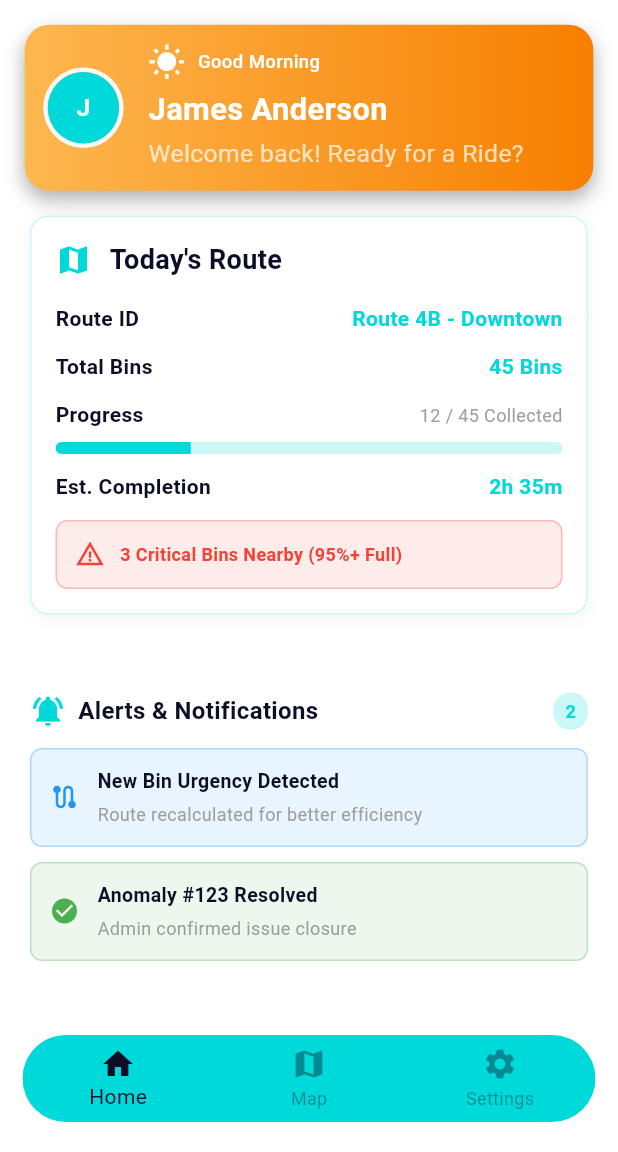
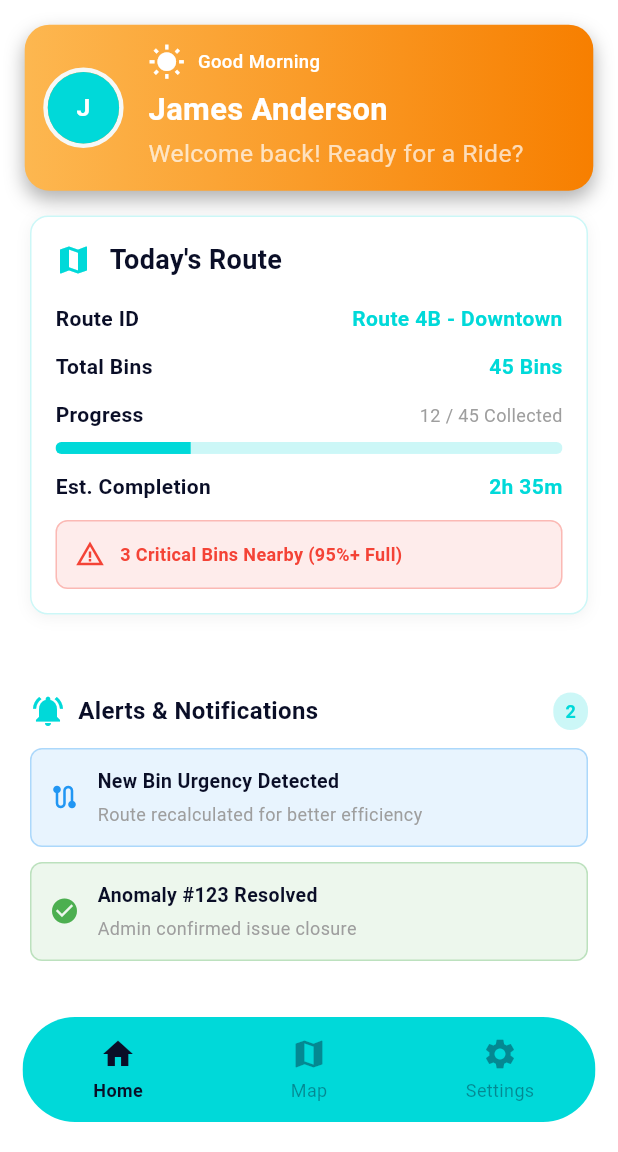
Before and after one commit to noms70/CleanCore, a Flutter app: the screen it shows after launch, on a phone screen of 412 x 824 dp, the part 84-1236 px from its top. Run offline on Flutter 3.47's test engine with Material 3 defaults, Android fonts, the phone set to English and light mode, and no system bars; our stand-ins replace cloud_firestore, firebase_auth, firebase_core, fluttertoast, geolocator, google_maps_flutter and 3 more; missing offline and left inert: flutter_polyline_points; accounts and stored records are empty.

Commit message:
new fixes 	modified:   android/app/src/main/AndroidManifest.xml 	modified:   lib/views/home_page.dart 	modified:   lib/views/map_page.dart 	modified:   lib/views/settings_page.dart 	modified:   lib/widgets/navbar.dart 	modified:   macos/Flutter/GeneratedPluginRegistrant.swift 	modified:   pubspec.lock 	modified:   windows/flutter/generated_plugin_registrant.cc 	modified:   windows/flutter/generated_plugins.cmake

```diff
--- a/lib/views/home_page.dart
+++ b/lib/views/home_page.dart
@@ -17,7 +17,7 @@ class HomePage extends StatefulWidget {
 
 class _HomePageState extends State<HomePage> {
   // Driver information
-  String driverName = 'James Anderson';
+  String driverName = 'Ayesha Noman';
   String currentStatus = 'Offline'; // Offline, On Route, Break
 
   // Route data
--- a/lib/widgets/navbar.dart
+++ b/lib/widgets/navbar.dart
@@ -6,58 +6,106 @@ class NavBar extends StatelessWidget {
   final Function(String) onNavigate;
 
   const NavBar({Key? key, required this.currentPage, required this.onNavigate})
-    : super(key: key);
+      : super(key: key);
 
   @override
   Widget build(BuildContext context) {
+    // --- 1. RESPONSIVE LOGIC (Same as before) ---
+    final double screenWidth = MediaQuery.of(context).size.width;
+    const double maxNavBarWidth = 500.0;
+    const double mobileHorizontalPadding = 15.0;
+
+    double horizontalPadding;
+    if (screenWidth > (maxNavBarWidth + (mobileHorizontalPadding * 2))) {
+      horizontalPadding = (screenWidth - maxNavBarWidth) / 2;
+    } else {
+      horizontalPadding = mobileHorizontalPadding;
+    }
+    // --- END RESPONSIVE LOGIC ---
+
     return Padding(
-      padding: const EdgeInsets.only(bottom: 20.0, left: 15.0, right: 15.0),
+      padding: EdgeInsets.only(
+        bottom: 20.0,
+        left: horizontalPadding,
+        right: horizontalPadding,
+      ),
       child: ClipRRect(
-        // Suggestion: Simpler radius if all corners are the same
         borderRadius: BorderRadius.circular(40.0),
-        // borderRadius: const BorderRadius.only(
-        //   topLeft: Radius.circular(40.0),
-        //   topRight: Radius.circular(40.0),
-        //   bottomLeft: Radius.circular(40.0),
-        //   bottomRight: Radius.circular(40.0),
-        // ),
         child: Container(
+          // Give the nav bar a consistent height
+          height: 70.0, // You can adjust this height
           decoration: BoxDecoration(
             color: AppCol.btnbacks,
-            // ... (your commented-out styles)
           ),
-          child: BottomNavigationBar(
-            backgroundColor: Colors.transparent,
-            elevation: 0,
-            // --- FIX 1 ---
-            currentIndex: currentPage == 'home'
-                ? 0
-                : currentPage == 'Map'
-                ? 1
-                : 2,
-            // --- END FIX 1 ---
-            selectedItemColor: AppCol.btnbacke,
-            unselectedItemColor: AppCol.btnbacke.withOpacity(0.4),
-            // --- FIX 2 ---
-            onTap: (index) {
-              if (index == 0) {
-                onNavigate('home');
-              } else if (index == 1) {
-                onNavigate('Map');
-              } else {
-                onNavigate('settings');
-              }
-            },
-            // --- END FIX 2 ---
-            items: const [
-              BottomNavigationBarItem(icon: Icon(Icons.home), label: 'Home'),
-              BottomNavigationBarItem(icon: Icon(Icons.map), label: 'Map'),
-              BottomNavigationBarItem(
-                icon: Icon(Icons.settings),
+          // --- 2. LABELS + CENTERING FIX ---
+          // Use a Row for horizontal layout
+          child: Row(
+            // Each item will be an 'Expanded' widget to take up equal space
+            children: [
+              _buildNavItem(
+                icon: Icons.home,
+                label: 'Home',
+                pageName: 'home',
+              ),
+              _buildNavItem(
+                icon: Icons.map,
+                label: 'Map',
+                pageName: 'Map',
+              ),
+              _buildNavItem(
+                icon: Icons.settings,
                 label: 'Settings',
+                pageName: 'settings',
               ),
             ],
           ),
+          // --- END FIX ---
+        ),
+      ),
+    );
+  }
+
+  // --- 3. HELPER WIDGET ---
+  // We create a helper function to build each nav item.
+  // This avoids repeating code.
+  Widget _buildNavItem({
+    required IconData icon,
+    required String label,
+    required String pageName,
+  }) {
+    // Check if this item is the currently selected one
+    final bool isSelected = (currentPage == pageName);
+
+    // Determine the color based on selection
+    final Color itemColor =
+        isSelected ? AppCol.btnbacke : AppCol.btnbacke.withOpacity(0.4);
+
+    // Expanded makes the widget fill 1/3 of the Row
+    return Expanded(
+      child: InkWell(
+        // Use InkWell for tap effect
+        onTap: () => onNavigate(pageName),
+        // Make the splash effect match the icon color
+        splashColor: AppCol.btnbacke.withOpacity(0.1),
+        highlightColor: AppCol.btnbacke.withOpacity(0.1),
+        child: Column(
+          // Center the icon and text vertically
+          mainAxisAlignment: MainAxisAlignment.center,
+          children: [
+            Icon(
+              icon,
+              color: itemColor,
+            ),
+            const SizedBox(height: 4), // Space between icon and label
+            Text(
+              label,
+              style: TextStyle(
+                color: itemColor,
+                fontSize: 12, // Standard label font size
+                fontWeight: isSelected ? FontWeight.bold : FontWeight.normal,
+              ),
+            ),
+          ],
         ),
       ),
     );
```
Also changed, not shown: lib/views/map_page.dart (+163 -40 lines), lib/views/settings_page.dart (+6 -1 lines), pubspec.lock, 4 other files.
